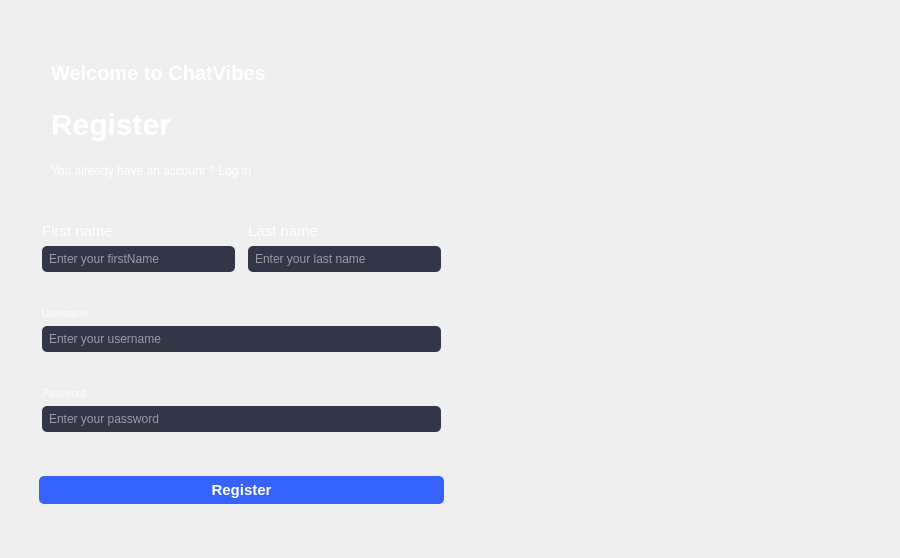
Above: registerfrom.ui from MarkoSami/ChatVibes before the change. Below: the same form after it.
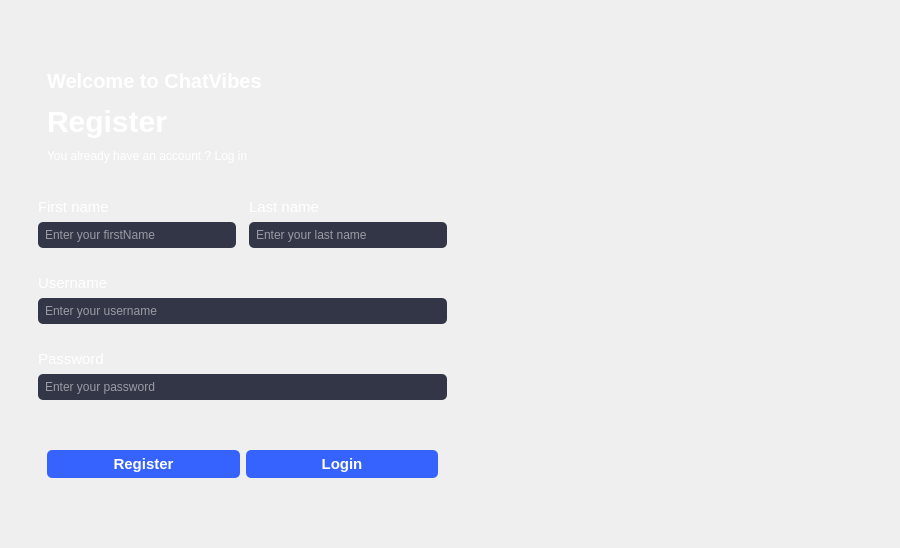
That is the form after the change. Icons and pictures are not drawn.

Diff of the .ui file:
```diff
--- a/registerfrom.ui
+++ b/registerfrom.ui
@@ -7,63 +7,42 @@
     <x>0</x>
     <y>0</y>
     <width>900</width>
-    <height>558</height>
+    <height>548</height>
    </rect>
   </property>
   <property name="minimumSize">
    <size>
     <width>900</width>
-    <height>558</height>
+    <height>500</height>
    </size>
   </property>
   <property name="maximumSize">
    <size>
     <width>900</width>
-    <height>558</height>
+    <height>548</height>
    </size>
   </property>
   <property name="windowTitle">
    <string>Dialog</string>
   </property>
+  <property name="styleSheet">
+   <string notr="true"/>
+  </property>
   <layout class="QHBoxLayout" name="horizontalLayout_2">
-   <property name="spacing">
-    <number>0</number>
-   </property>
-   <property name="leftMargin">
-    <number>0</number>
-   </property>
-   <property name="topMargin">
-    <number>0</number>
-   </property>
-   <property name="rightMargin">
-    <number>0</number>
-   </property>
-   <property name="bottomMargin">
-    <number>0</number>
-   </property>
    <item>
-    <widget class="QGroupBox" name="contLogin">
+    <widget class="QGroupBox" name="groupBox">
+     <property name="maximumSize">
+      <size>
+       <width>900</width>
+       <height>500</height>
+      </size>
+     </property>
      <property name="styleSheet">
-      <string notr="true">#contLogin { 
-border : none;  
-border-image: url(:/imgs/profileBg.png);
-}</string>
+      <string notr="true">border : none;</string>
      </property>
-     <layout class="QHBoxLayout" name="horizontalLayout">
-      <property name="leftMargin">
-       <number>15</number>
-      </property>
-      <property name="topMargin">
-       <number>2</number>
-      </property>
-      <property name="rightMargin">
-       <number>15</number>
-      </property>
-      <property name="bottomMargin">
-       <number>15</number>
-      </property>
+     <layout class="QHBoxLayout" name="horizontalLayout_5">
       <item>
-       <widget class="QGroupBox" name="groupBox">
+       <widget class="QGroupBox" name="groupBox_2">
         <property name="sizePolicy">
          <sizepolicy hsizetype="Fixed" vsizetype="Preferred">
           <horstretch>0</horstretch>
@@ -82,7 +61,7 @@
 }
 </string>
         </property>
-        <layout class="QVBoxLayout" name="verticalLayout">
+        <layout class="QVBoxLayout" name="verticalLayout_3">
          <property name="spacing">
           <number>26</number>
          </property>
@@ -99,7 +78,7 @@
           <number>0</number>
          </property>
          <item>
-          <spacer name="verticalSpacer">
+          <spacer name="verticalSpacer_4">
            <property name="orientation">
             <enum>Qt::Vertical</enum>
            </property>
@@ -111,17 +90,17 @@
            </property>
           </spacer>
          </item>
-         <item alignment="Qt::AlignTop">
-          <widget class="QGroupBox" name="verticalGroupBox">
+         <item>
+          <widget class="QGroupBox" name="verticalGroupBox_3">
            <property name="styleSheet">
             <string notr="true">border :none;</string>
            </property>
-           <layout class="QVBoxLayout" name="verticalLayout_9">
+           <layout class="QVBoxLayout" name="verticalLayout_10">
             <property name="spacing">
-             <number>22</number>
+             <number>6</number>
             </property>
             <item>
-             <widget class="QLabel" name="label">
+             <widget class="QLabel" name="label_5">
               <property name="styleSheet">
                <string notr="true">font-size : 20px; 
 font-weight : bold ; 
@@ -133,20 +112,26 @@
              </widget>
             </item>
             <item>
-             <widget class="QLabel" name="label_2">
+             <widget class="QLabel" name="label_6">
               <property name="sizePolicy">
                <sizepolicy hsizetype="Preferred" vsizetype="Fixed">
                 <horstretch>0</horstretch>
                 <verstretch>0</verstretch>
                </sizepolicy>
               </property>
+              <property name="minimumSize">
+               <size>
+                <width>0</width>
+                <height>44</height>
+               </size>
+              </property>
               <property name="styleSheet">
-               <string notr="true">#label_2 {
+               <string notr="true">
 color:white;
 font-size: 30px;
 font-weight:bold
 
-}</string>
+</string>
               </property>
               <property name="text">
                <string>Register</string>
@@ -154,7 +139,7 @@
              </widget>
             </item>
             <item>
-             <widget class="QLabel" name="label_3">
+             <widget class="QLabel" name="label_8">
               <property name="sizePolicy">
                <sizepolicy hsizetype="Preferred" vsizetype="Fixed">
                 <horstretch>0</horstretch>
@@ -162,11 +147,10 @@
                </sizepolicy>
               </property>
               <property name="styleSheet">
-               <string notr="true">#label_3 {
+               <string notr="true">
 color:white;
 font-size: 12px;
-
-}</string>
+</string>
               </property>
               <property name="text">
                <string>You already have an account ? Log in</string>
@@ -177,11 +161,11 @@
           </widget>
          </item>
          <item>
-          <widget class="QGroupBox" name="horizontalGroupBox">
+          <widget class="QGroupBox" name="horizontalGroupBox_2">
            <property name="styleSheet">
             <string notr="true">border : none ;</string>
            </property>
-           <layout class="QHBoxLayout" name="horizontalLayout_3">
+           <layout class="QHBoxLayout" name="horizontalLayout_6">
             <property name="spacing">
              <number>13</number>
             </property>
@@ -224,7 +208,7 @@
                 <number>0</number>
                </property>
                <item>
-                <widget class="QLabel" name="label_8">
+                <widget class="QLabel" name="label_9">
                  <property name="sizePolicy">
                   <sizepolicy hsizetype="Preferred" vsizetype="Fixed">
                    <horstretch>0</horstretch>
@@ -290,7 +274,7 @@
                 <number>0</number>
                </property>
                <item>
-                <widget class="QLabel" name="label_9">
+                <widget class="QLabel" name="label_10">
                  <property name="sizePolicy">
                   <sizepolicy hsizetype="Preferred" vsizetype="Fixed">
                    <horstretch>0</horstretch>
@@ -333,7 +317,7 @@
           </widget>
          </item>
          <item>
-          <widget class="QGroupBox" name="verticalGroupBox_5">
+          <widget class="QGroupBox" name="verticalGroupBox_8">
            <property name="sizePolicy">
             <sizepolicy hsizetype="Preferred" vsizetype="Fixed">
              <horstretch>0</horstretch>
@@ -345,7 +329,7 @@
 margin:0;
 padding:0;</string>
            </property>
-           <layout class="QVBoxLayout" name="verticalLayout_11">
+           <layout class="QVBoxLayout" name="verticalLayout_14">
             <property name="leftMargin">
              <number>0</number>
             </property>
@@ -359,7 +343,7 @@
              <number>0</number>
             </property>
             <item>
-             <widget class="QLabel" name="label_7">
+             <widget class="QLabel" name="label_11">
               <property name="sizePolicy">
                <sizepolicy hsizetype="Preferred" vsizetype="Fixed">
                 <horstretch>0</horstretch>
@@ -367,11 +351,11 @@
                </sizepolicy>
               </property>
               <property name="styleSheet">
-               <string notr="true">#label_7 {
+               <string notr="true">
 color:white;
-font-size: 10px;
+font-size: 15px;
 
-}</string>
+</string>
               </property>
               <property name="text">
                <string>Username</string>
@@ -379,17 +363,16 @@
              </widget>
             </item>
             <item>
-             <widget class="QLineEdit" name="lineEdit_4">
+             <widget class="QLineEdit" name="lineEdit_7">
               <property name="styleSheet">
-               <string notr="true">#lineEdit_4 {
+               <string notr="true">
 color:white;
 font-size: 12px;
 border-radius: 5px;
 	
 	background-color: rgb(51, 54, 71);
 padding:5px;
-
-}</string>
+</string>
               </property>
               <property name="placeholderText">
                <string>Enter your username</string>
@@ -400,7 +383,7 @@
           </widget>
          </item>
          <item>
-          <widget class="QGroupBox" name="verticalGroupBox_11">
+          <widget class="QGroupBox" name="verticalGroupBox_12">
            <property name="sizePolicy">
             <sizepolicy hsizetype="Preferred" vsizetype="Fixed">
              <horstretch>0</horstretch>
@@ -412,7 +395,7 @@
 margin:0;
 padding:0;</string>
            </property>
-           <layout class="QVBoxLayout" name="verticalLayout_20">
+           <layout class="QVBoxLayout" name="verticalLayout_21">
             <property name="leftMargin">
              <number>0</number>
             </property>
@@ -426,7 +409,7 @@
              <number>15</number>
             </property>
             <item>
-             <widget class="QLabel" name="label_20">
+             <widget class="QLabel" name="label_21">
               <property name="sizePolicy">
                <sizepolicy hsizetype="Preferred" vsizetype="Fixed">
                 <horstretch>0</horstretch>
@@ -434,11 +417,12 @@
                </sizepolicy>
               </property>
               <property name="styleSheet">
-               <string notr="true">#label_20 {
+               <string notr="true">
 color:white;
-font-size: 10px;
+font-size: 15px;
 
-}</string>
+
+</string>
               </property>
               <property name="text">
                <string>Password</string>
@@ -446,9 +430,9 @@
              </widget>
             </item>
             <item>
-             <widget class="QLineEdit" name="lineEdit_11">
+             <widget class="QLineEdit" name="lineEdit_12">
               <property name="styleSheet">
-               <string notr="true">#lineEdit_11 {
+               <string notr="true">
 color:white;
 font-size: 12px;
 border-radius: 5px;
@@ -456,7 +440,7 @@
 	background-color: rgb(51, 54, 71);
 padding:5px;
 
-}</string>
+</string>
               </property>
               <property name="echoMode">
                <enum>QLineEdit::Password</enum>
@@ -470,12 +454,18 @@
           </widget>
          </item>
          <item>
-          <widget class="QPushButton" name="pushButton">
-           <property name="cursor">
-            <cursorShape>PointingHandCursor</cursorShape>
-           </property>
+          <widget class="QGroupBox" name="horizontalGroupBox_3">
            <property name="styleSheet">
-            <string notr="true">QPushButton{background-color :#3663fd ;
+            <string notr="true">border : none ;</string>
+           </property>
+           <layout class="QHBoxLayout" name="horizontalLayout_7">
+            <item>
+             <widget class="QPushButton" name="pushButton_3">
+              <property name="cursor">
+               <cursorShape>PointingHandCursor</cursorShape>
+              </property>
+              <property name="styleSheet">
+               <string notr="true">QPushButton{background-color :#3663fd ;
 font-weight : bold ;
 border-radius : 5px;
 font-size : 15px; 
@@ -485,14 +475,39 @@
     border: 2px solid blue;
 }
 </string>
-           </property>
-           <property name="text">
-            <string>Register</string>
-           </property>
+              </property>
+              <property name="text">
+               <string>Register</string>
+              </property>
+             </widget>
+            </item>
+            <item>
+             <widget class="QPushButton" name="pushButton_4">
+              <property name="cursor">
+               <cursorShape>PointingHandCursor</cursorShape>
+              </property>
+              <property name="styleSheet">
+               <string notr="true">QPushButton{background-color :#3663fd ;
+font-weight : bold ;
+border-radius : 5px;
+font-size : 15px; 
+color:white;
+padding: 5px;}
+QPushButton:pressed {
+    border: 2px solid blue;
+}
+</string>
+              </property>
+              <property name="text">
+               <string>Login</string>
+              </property>
+             </widget>
+            </item>
+           </layout>
           </widget>
          </item>
          <item>
-          <spacer name="verticalSpacer_2">
+          <spacer name="verticalSpacer_5">
            <property name="orientation">
             <enum>Qt::Vertical</enum>
            </property>
@@ -508,7 +523,7 @@
        </widget>
       </item>
       <item>
-       <widget class="QGroupBox" name="verticalGroupBox_2">
+       <widget class="QGroupBox" name="verticalGroupBox_4">
         <property name="minimumSize">
          <size>
           <width>400</width>
@@ -518,9 +533,9 @@
         <property name="styleSheet">
          <string notr="true">border : none ; </string>
         </property>
-        <layout class="QVBoxLayout" name="verticalLayout_2">
+        <layout class="QVBoxLayout" name="verticalLayout_4">
          <item>
-          <spacer name="verticalSpacer_3">
+          <spacer name="verticalSpacer_6">
            <property name="orientation">
             <enum>Qt::Vertical</enum>
            </property>
@@ -536,7 +551,7 @@
           </spacer>
          </item>
          <item>
-          <widget class="QLabel" name="label_4">
+          <widget class="QLabel" name="label_12">
            <property name="sizePolicy">
             <sizepolicy hsizetype="Preferred" vsizetype="Preferred">
              <horstretch>0</horstretch>
@@ -558,7 +573,7 @@
           </widget>
          </item>
          <item>
-          <spacer name="verticalSpacer_4">
+          <spacer name="verticalSpacer_7">
            <property name="orientation">
             <enum>Qt::Vertical</enum>
            </property>
```
